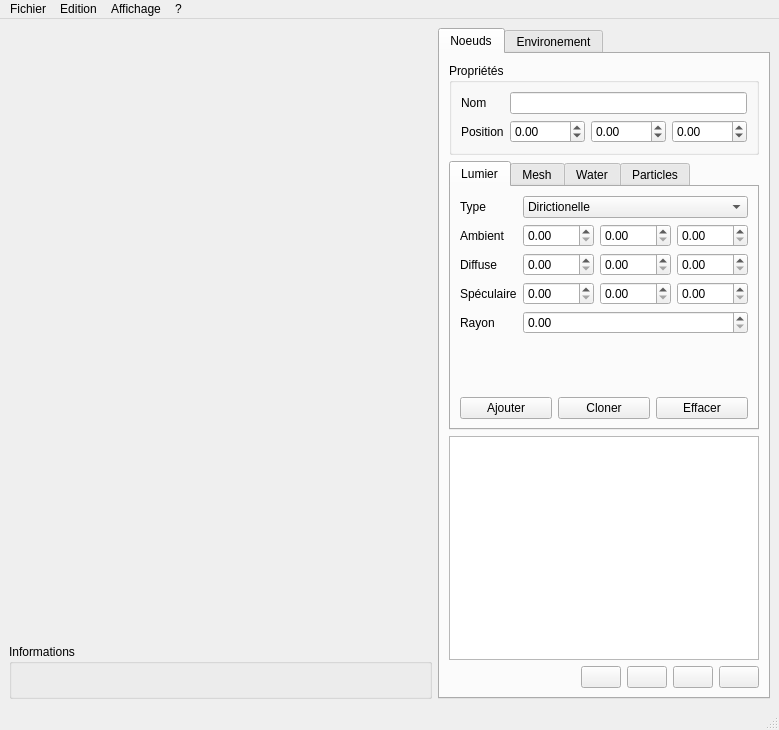
b4n92uid/theball-editor, file sources/interface.ui: the form before one commit.
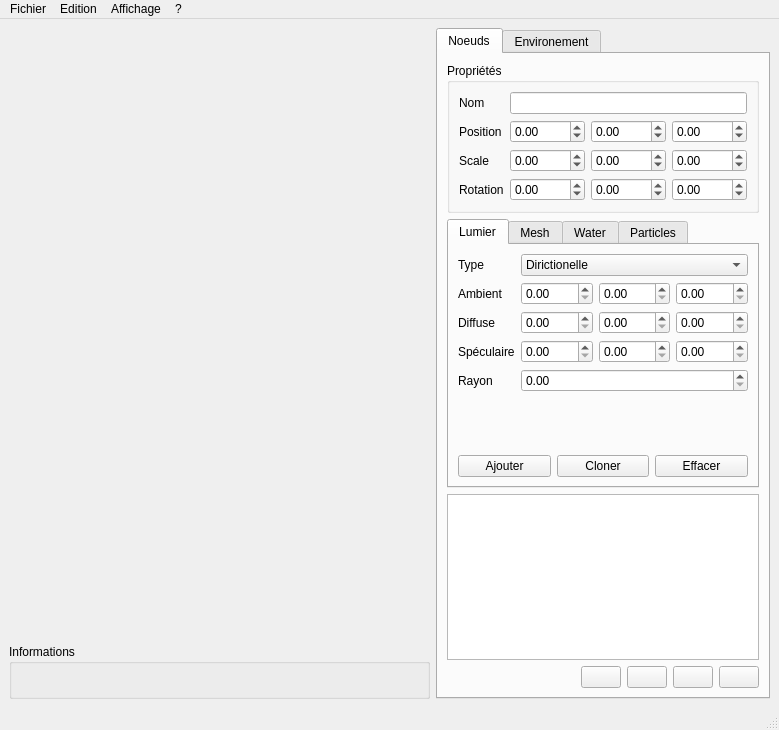
The form after the commit. Icons and pictures are not drawn. Custom widgets are drawn as their Qt base class.

Commit message: Update... init widgets & signal in separate functions node scope changing feature fix: node info update imp: note list item retrive

Patch:
```diff
--- a/sources/interface.ui
+++ b/sources/interface.ui
@@ -121,6 +121,88 @@
              </item>
             </layout>
            </item>
+           <item row="2" column="1">
+            <layout class="QHBoxLayout" name="horizontalLayout_11">
+             <item>
+              <widget class="QDoubleSpinBox" name="node_scl_x">
+               <property name="minimum">
+                <double>-1024.000000000000000</double>
+               </property>
+               <property name="maximum">
+                <double>1024.000000000000000</double>
+               </property>
+              </widget>
+             </item>
+             <item>
+              <widget class="QDoubleSpinBox" name="node_scl_y">
+               <property name="minimum">
+                <double>-1024.000000000000000</double>
+               </property>
+               <property name="maximum">
+                <double>1024.000000000000000</double>
+               </property>
+              </widget>
+             </item>
+             <item>
+              <widget class="QDoubleSpinBox" name="node_scl_z">
+               <property name="minimum">
+                <double>-1024.000000000000000</double>
+               </property>
+               <property name="maximum">
+                <double>1024.000000000000000</double>
+               </property>
+              </widget>
+             </item>
+            </layout>
+           </item>
+           <item row="3" column="1">
+            <layout class="QHBoxLayout" name="horizontalLayout_12">
+             <item>
+              <widget class="QDoubleSpinBox" name="node_rot_x">
+               <property name="minimum">
+                <double>-1024.000000000000000</double>
+               </property>
+               <property name="maximum">
+                <double>1024.000000000000000</double>
+               </property>
+              </widget>
+             </item>
+             <item>
+              <widget class="QDoubleSpinBox" name="node_rot_y">
+               <property name="minimum">
+                <double>-1024.000000000000000</double>
+               </property>
+               <property name="maximum">
+                <double>1024.000000000000000</double>
+               </property>
+              </widget>
+             </item>
+             <item>
+              <widget class="QDoubleSpinBox" name="node_rot_z">
+               <property name="minimum">
+                <double>-1024.000000000000000</double>
+               </property>
+               <property name="maximum">
+                <double>1024.000000000000000</double>
+               </property>
+              </widget>
+             </item>
+            </layout>
+           </item>
+           <item row="2" column="0">
+            <widget class="QLabel" name="label_2">
+             <property name="text">
+              <string>Scale</string>
+             </property>
+            </widget>
+           </item>
+           <item row="3" column="0">
+            <widget class="QLabel" name="label_12">
+             <property name="text">
+              <string>Rotation</string>
+             </property>
+            </widget>
+           </item>
           </layout>
          </widget>
         </item>
```
Left out of the diff: 27 changed lines with no effect on the pictures. The commit also changes 5 other files.
